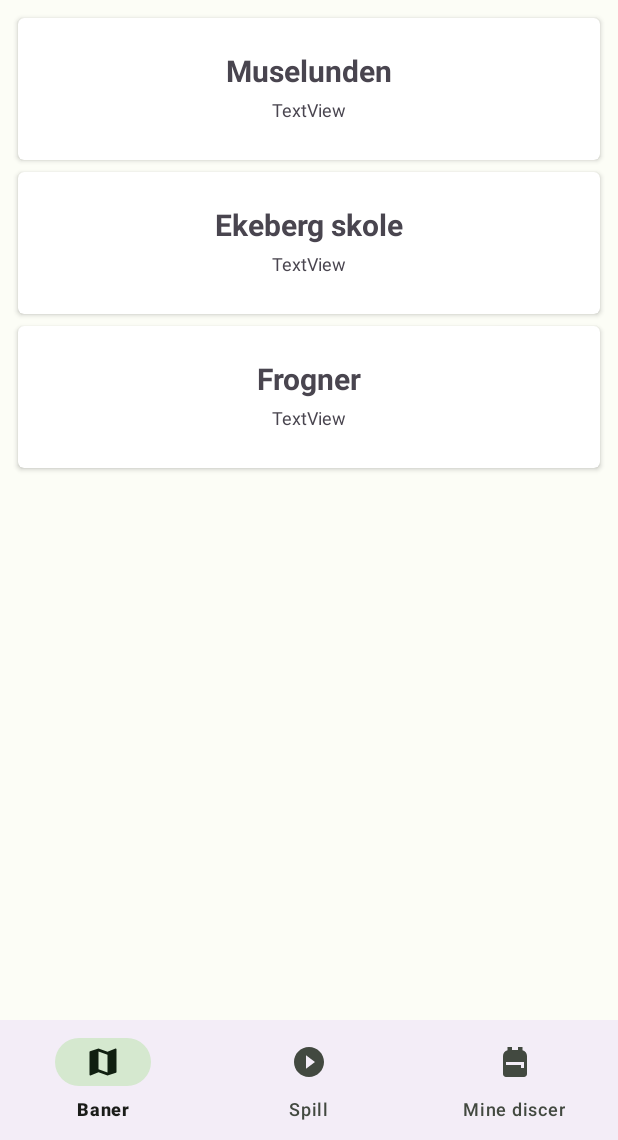
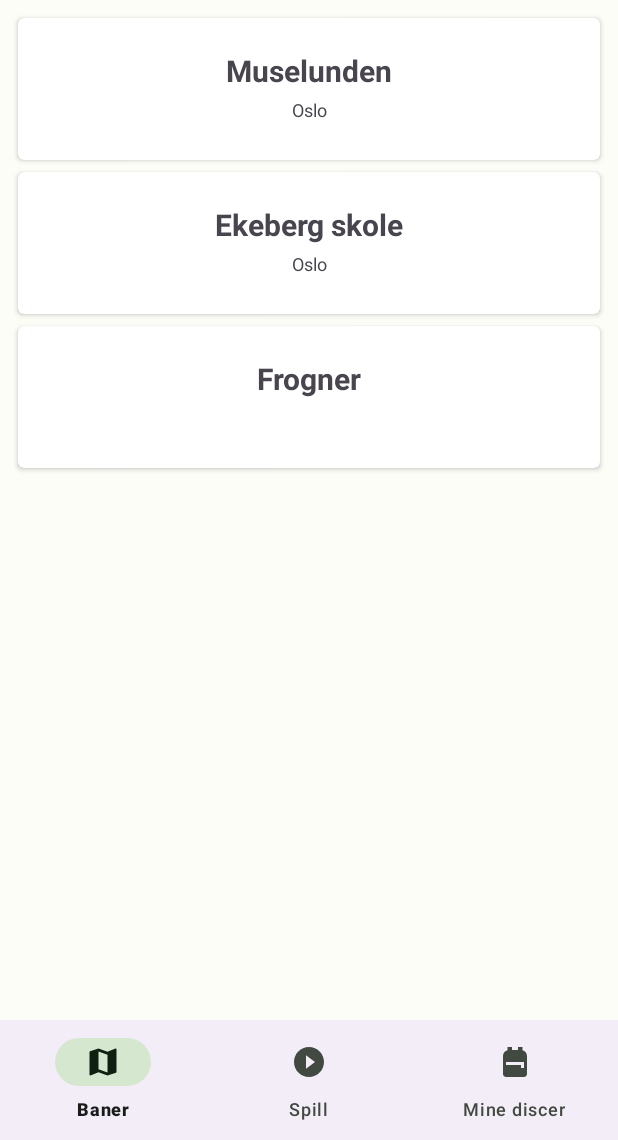
Before and after one commit to vetlewj/DiscgolfApp, an Android app: the screen it shows after launch (MainActivity), on a phone screen of 412 x 824 dp, the part 96-1236 px from its top. Run offline under Robolectric (Android 15) with nearby library versions, the phone set to English and light mode, and no system bars; our stand-ins replace navigation-ui.

Commit message:
binded course area from model with view on course list item

```diff
--- a/app/src/main/java/no/hiof/discgolfapp/CoursesOverviewListFragment.kt
+++ b/app/src/main/java/no/hiof/discgolfapp/CoursesOverviewListFragment.kt
@@ -40,7 +40,6 @@ class CoursesOverviewListFragment : Fragment() {
             val action = CoursesOverviewListFragmentDirections.actionCoursesOverviewListFragmentToCourseInfoFragment()
             action.uid = selectedCourse.uid
 
-
             findNavController().navigate(action)
 
             Toast.makeText(view.context, selectedCourse.name + " clicked", Toast.LENGTH_SHORT).show()
--- a/app/src/main/java/no/hiof/discgolfapp/adapter/CourseRecyclerAdapter.kt
+++ b/app/src/main/java/no/hiof/discgolfapp/adapter/CourseRecyclerAdapter.kt
@@ -28,9 +28,11 @@ class CourseRecyclerAdapter(private val courses: List<Course>, private val click
     // TODO: Choose the selected course and navigate to CreateScoreCardFragment with the selected course
     class CourseViewHolder(view: View) : RecyclerView.ViewHolder(view) {
         private val courseNameTextView : TextView = view.findViewById(R.id.courseNameTextView)
+        private val courseAreaTextView : TextView = view.findViewById(R.id.courseAreaTextView)
 
         fun bind(course: Course, clickListener: View.OnClickListener) {
             courseNameTextView.text = course.name
+            courseAreaTextView.text = course.area
 
             itemView.setOnClickListener(clickListener)
 
--- a/app/src/main/res/layout/course_list_item.xml
+++ b/app/src/main/res/layout/course_list_item.xml
@@ -32,17 +32,17 @@
             android:textAlignment="center"
             android:textSize="20sp"
             android:textStyle="bold"
-            app:layout_constraintBottom_toTopOf="@+id/textView6"
+            app:layout_constraintBottom_toTopOf="@+id/courseAreaTextView"
             app:layout_constraintEnd_toEndOf="@+id/coursePosterView"
             app:layout_constraintStart_toStartOf="@+id/coursePosterView"
             app:layout_constraintTop_toTopOf="@+id/coursePosterView" />
 
         <TextView
-            android:id="@+id/textView6"
+            android:id="@+id/courseAreaTextView"
             android:layout_width="wrap_content"
             android:layout_height="wrap_content"
             android:layout_marginBottom="25dp"
-            android:text="TextView"
+            android:text="@string/course_area"
             android:textSize="12sp"
             app:layout_constraintBottom_toBottomOf="parent"
             app:layout_constraintEnd_toEndOf="parent"
```
